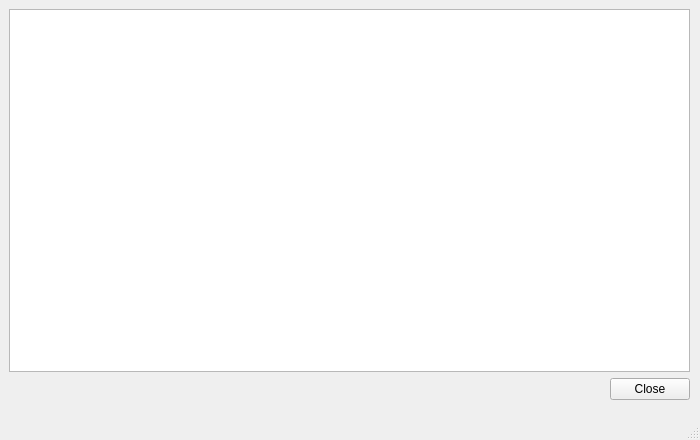
Above: Schedulers/mainwindow.ui from SallyHesham/Process-Schedulers before the change. Below: the same form after it.
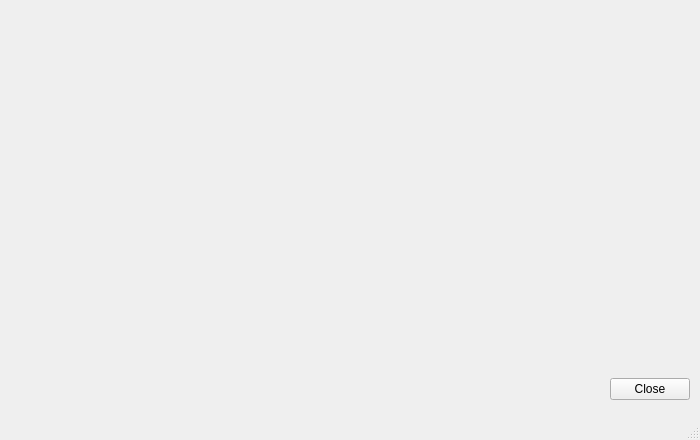
That is the form after the change.

What changed in the file:
```diff
--- a/Schedulers/mainwindow.ui
+++ b/Schedulers/mainwindow.ui
@@ -255,16 +255,32 @@
        </rect>
       </property>
       <layout class="QFormLayout" name="formLayout_3">
-       <item row="0" column="0" colspan="2">
-        <widget class="QTableView" name="tableView"/>
+       <item row="0" column="1">
+        <layout class="QHBoxLayout" name="horizontalLayout_3"/>
        </item>
-       <item row="1" column="0" colspan="2">
+       <item row="3" column="1">
         <widget class="QDialogButtonBox" name="buttonBox_3">
          <property name="standardButtons">
           <set>QDialogButtonBox::Close</set>
          </property>
         </widget>
        </item>
+       <item row="2" column="1">
+        <spacer name="verticalSpacer">
+         <property name="orientation">
+          <enum>Qt::Vertical</enum>
+         </property>
+         <property name="sizeHint" stdset="0">
+          <size>
+           <width>20</width>
+           <height>40</height>
+          </size>
+         </property>
+        </spacer>
+       </item>
+       <item row="1" column="1">
+        <layout class="QHBoxLayout" name="horizontalLayout_5"/>
+       </item>
       </layout>
      </widget>
     </widget>
```
